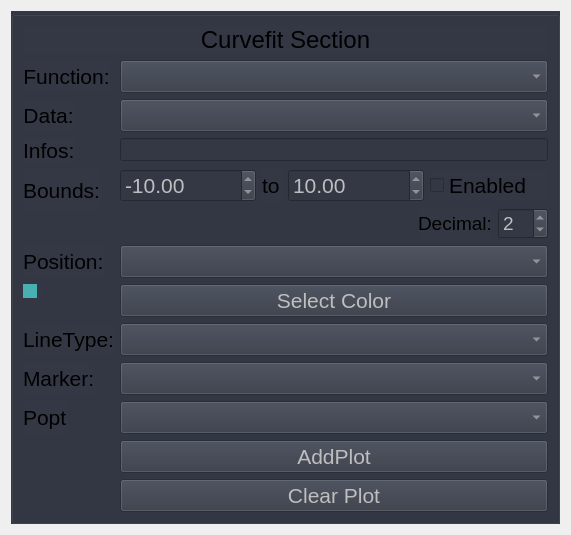
Above: View/CurvefitWindow.ui from BETRU21/GraphicGenerator before the change. Below: the same form after it.
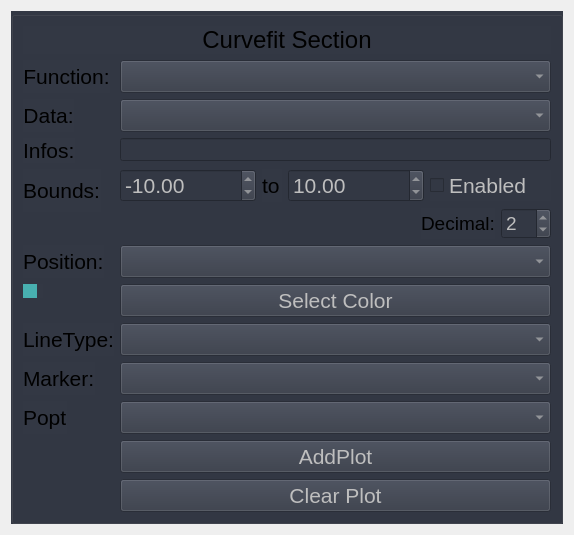
That is the form after the change.

```diff
--- a/View/CurvefitWindow.ui
+++ b/View/CurvefitWindow.ui
@@ -6,7 +6,7 @@
    <rect>
     <x>0</x>
     <y>0</y>
-    <width>571</width>
+    <width>574</width>
     <height>507</height>
    </rect>
   </property>
@@ -15,7 +15,7 @@
   </property>
   <layout class="QVBoxLayout" name="verticalLayout">
    <item>
-    <widget class="QGroupBox" name="">
+    <widget class="QGroupBox" name="groupBox">
      <property name="styleSheet">
       <string notr="true">background-color: rgb(51, 56, 68);</string>
      </property>
@@ -182,6 +182,9 @@
           </item>
           <item>
            <widget class="QCheckBox" name="cb_bounds">
+            <property name="enabled">
+             <bool>false</bool>
+            </property>
             <property name="font">
              <font>
               <pointsize>16</pointsize>
```
